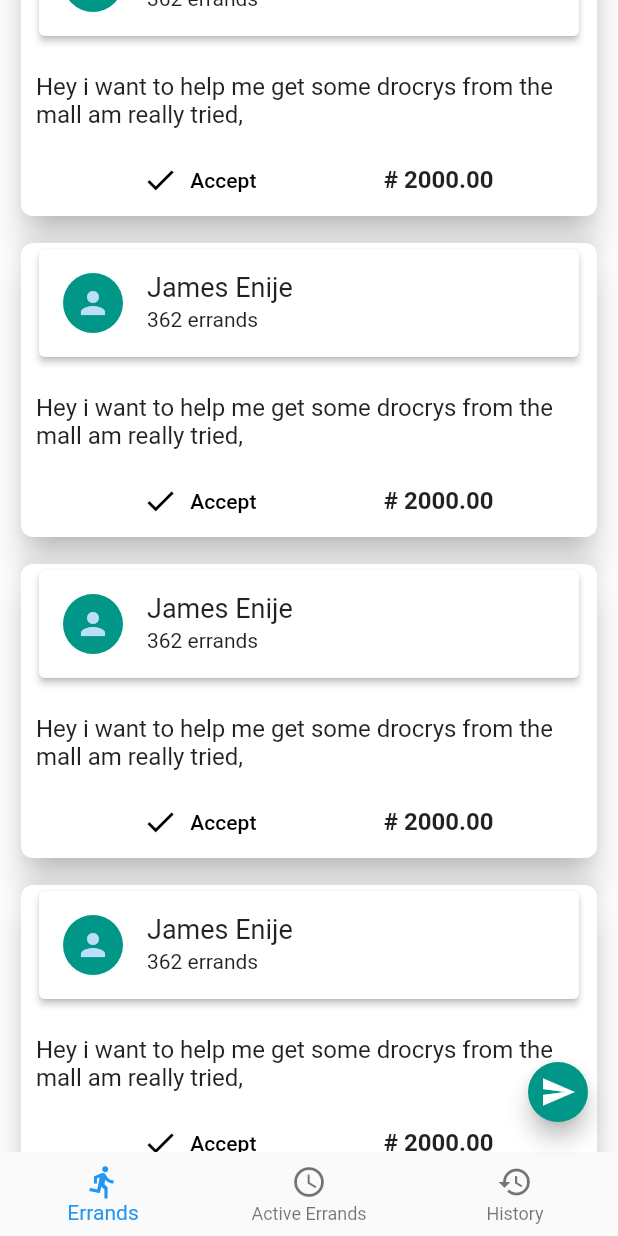
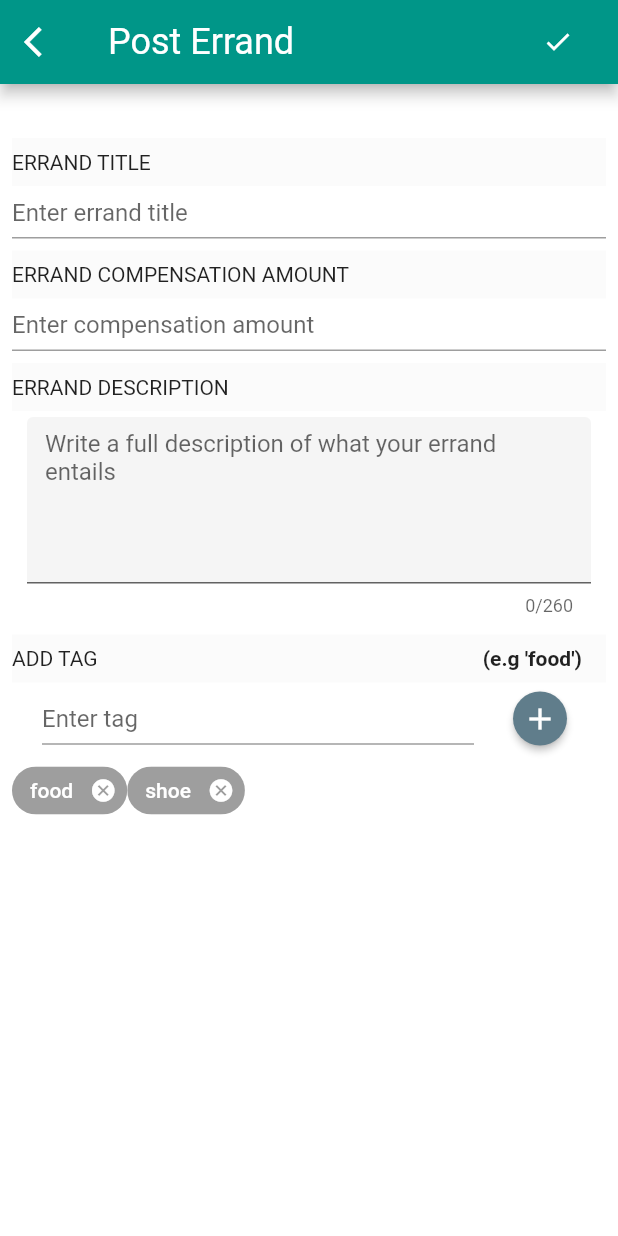
Before and after one commit to Ikxyz/FabErrands, a Flutter app: the HomeRoute screen opened directly, scrolled down 576 dp, after a tap on the "send" icon, on a phone screen of 412 x 824 dp. Run offline on Flutter 3.47's test engine with Material 2 defaults, Android fonts, the phone set to English and light mode, and no system bars; our stand-ins replace bloc, cached_network_image, cloud_firestore, firebase_auth, firebase_storage, flutter_bloc and 2 more; accounts and stored records are empty; Roboto replaces fonts that are missing (QuickSand, QuicksSand); statements that could not run were skipped.

Commit message:
feature<update>:(front-end/dependencie) -> update flutter-bloc dependencie and update post errand UI

```diff
--- a/lib/app.dart
+++ b/lib/app.dart
@@ -31,11 +31,9 @@ class FadErrand extends StatelessWidget {
               return SlideLeftRoute(builder: (context) {
                 return Offstage();
               });
-            } else if (settings.name.startsWith('startup')) {
-              final param = int.parse(settings.name.split("/")[1]);
-
-              return FadeInRoute(builder: (context) {
-                return Offstage();
+            } else if (settings.name.startsWith('/post/errand')) {
+              return SlideLeftRoute(builder: (context) {
+                return PostErrandComponent();
               });
             } else if (settings.name == '/addStartup') {
               return FadeInRoute(builder: (context) {
--- a/lib/classes/auth.dart
+++ b/lib/classes/auth.dart
@@ -113,6 +113,7 @@ class Auth {
       Map<String, dynamic> extract =
           Map<String, dynamic>.from(jsonDecode(res.body));
       print('Decode msg: $extract');
+
       assert(extract['success']);
 
       _user = await _auth.signInWithEmailAndPassword(
--- a/lib/classes/errand_class.dart
+++ b/lib/classes/errand_class.dart
@@ -3,14 +3,12 @@ import 'package:fab_errands/import.dart';
 class ErrandClass {
   String title, errandLocation, errandDesc;
   UsersProfileClass owner, runner;
-  dynamic image,
-      amount,
-      tag,
+  dynamic amount,
       postTimeStamp,
       acceptTimeStamp,
       terminateTimeStamp,
       completeTimeStamp;
-
+  List<String> tag, image = [];
   ErrandClass(
       {this.title,
       this.errandLocation,
--- a/lib/classes/user_contact_class.dart
+++ b/lib/classes/user_contact_class.dart
@@ -4,4 +4,8 @@ class UsersContacts {
   String uid;
   String time;
   UsersContacts({@required uid, @required time});
+
+  factory UsersContacts.fromJson(Map map) {
+    return UsersContacts(time: map['time'], uid: map['uid']);
+  }
 }
--- a/lib/classes/user_profile_class.dart
+++ b/lib/classes/user_profile_class.dart
@@ -21,10 +21,11 @@ class UsersProfileClass {
   bool isAdmin, isAgent, isMember, isDev, isVerified, isOrg;
   dynamic online;
   UsersProfileClass(
-      {@required this.firstName,
-      @required this.lastName,
+      {@required this.email,
       @required this.address,
-      @required this.email,
+      this.uid,
+      this.firstName,
+      this.lastName,
       this.state,
       this.tel,
       this.retypePwd,
@@ -40,7 +41,6 @@ class UsersProfileClass {
       this.passport,
       this.identification,
       this.utilityBill,
-      this.uid,
       this.time,
       this.rating,
       this.online,
--- a/lib/components/tmp_active_errand_feed.dart
+++ b/lib/components/tmp_active_errand_feed.dart
@@ -77,7 +77,7 @@ class TmpActiveErrandFeedComponent extends StatelessWidget {
                     label: Text('Complete Errand'),
                   ),
                   FlatButton.icon(
-                    icon: Icon(Icons.check),
+                    icon: Icon(Icons.clear),
                     textColor: Colors.red,
                     onPressed: () {},
                     label: Text('Terminate Errand'),
--- a/lib/components/tmp_errand_feed.dart
+++ b/lib/components/tmp_errand_feed.dart
@@ -62,9 +62,9 @@ class TemErrandFeedComponent extends StatelessWidget {
               margin: EdgeInsets.only(top: 10),
               padding: EdgeInsets.all(10.0),
               child: Text(
-                'Hey i '
-                'want to help me get some drocrys from the mall am really '
-                'tried, ',
+                '''Hey i
+                want to help me get some shopping from the mall am really
+                tried, ''',
                 style: Theme.of(context).textTheme.subhead,
               ),
             ),
--- a/lib/import.dart
+++ b/lib/import.dart
@@ -20,6 +20,8 @@ export 'trigger/event.dart';
 export 'routes/home.dart';
 export 'classes/start_up.dart';
 export 'models/app.dart';
+export 'classes/errand_class.dart';
+export 'routes/post_errand.dart';
 
 ///local components
 
--- a/lib/models/app.dart
+++ b/lib/models/app.dart
@@ -99,3 +99,19 @@ class $AppNavigationState extends Bloc<event$.navigationBarEvent, int> {
     print('I have done my job $_currentState');
   }
 }
+
+class $AppPostErrandTag extends Bloc<Map<String, dynamic>, List<String>> {
+  @override
+  List<String> get initialState => ['food', 'shoe'];
+
+  @override
+  Stream<List<String>> mapEventToState(data) async* {
+    if (data['type'] == 'add') {
+      currentState.add(data['data']);
+    } else if (data['type'] == 'remove') {
+      currentState.remove(data['data']);
+    }
+    yield currentState;
+    print('Tag updaetd $currentState');
+  }
+}
--- a/lib/routes/home.dart
+++ b/lib/routes/home.dart
@@ -73,7 +73,9 @@ class _HomeRouteState extends State<HomeRoute> {
   int _currentPageIndex = 0;
 
   get _floatingActionButton => FloatingActionButton(
-      onPressed: () {},
+      onPressed: () {
+        Navigator.of(context).pushNamed('/post/errand');
+      },
       mini: true,
       backgroundColor: Theme.of(context).indicatorColor,
       child: Icon(
--- /dev/null
+++ b/lib/routes/post_errand.dart
@@ -0,0 +1,332 @@
+import 'dart:io';
+import 'dart:math' as math;
+import 'package:path/path.dart' as $path;
+import 'package:flutter/cupertino.dart';
+import 'package:fab_errands/import.dart';
+import 'package:http/http.dart' as http;
+
+final _db = Firestore.instance;
+
+class PostErrandComponent extends StatefulWidget {
+  @override
+  _PostErrandComponentState createState() => _PostErrandComponentState();
+}
+
+class _PostErrandComponentState extends State<PostErrandComponent> {
+  var _isWorking = false;
+  ErrandClass _errandClass = new ErrandClass();
+  TextEditingController _errandTagInputController = TextEditingController();
+  GlobalKey<FormState> _errandTagFromKey = GlobalKey<FormState>();
+  GlobalKey<FormState> _errandFormKey = GlobalKey<FormState>();
+  $AppPostErrandTag _$appPostErrandTag = $AppPostErrandTag();
+
+  _PostErrandComponentState() {
+    initializeErrandClass();
+  }
+  @override
+  void initState() {
+    _fecthUser();
+    super.initState();
+  }
+
+  @override
+  Widget build(BuildContext context) {
+    return Scaffold(
+      appBar: AppBar(
+        title: Text(
+          'Post Errand',
+          style: Theme.of(context)
+              .textTheme
+              .headline
+              .copyWith(color: Colors.white),
+        ),
+        leading: IconButton(
+          icon: Icon(
+            Icons.arrow_back_ios,
+            color: Colors.white,
+          ),
+          onPressed: () {
+            Navigator.pop(context);
+          },
+        ),
+        actions: <Widget>[
+          Padding(
+            padding: const EdgeInsets.only(right: 10),
+            child: Visibility(
+              visible: _isWorking,
+              child: Center(
+                  child: SizedBox(
+                height: 20,
+                width: 20,
+                child: CircularProgressIndicator(
+                  valueColor: AlwaysStoppedAnimation(Colors.white),
+                  strokeWidth: 2,
+                ),
+              )),
+              replacement: CupertinoButton(
+                child: Icon(
+                  Icons.check,
+                  color: Colors.white,
+                ),
+                onPressed: _postErrand,
+              ),
+            ),
+          ),
+        ],
+      ),
+      body: SingleChildScrollView(
+        child: Form(
+          child: Padding(
+            padding: const EdgeInsets.all(8.0),
+            child: Column(
+              children: <Widget>[
+                SizedBox(height: 20.0),
+                Tooltip(
+                  message: 'Title of the Errand',
+                  child: textInputHeader(
+                    title: 'Errand Title',
+                    trailing: '',
+                  ),
+                ),
+                _errandTitleTextInput(),
+                Tooltip(
+                  message:
+                      'How much compensation you\'re offering for completing this errand',
+                  child: textInputHeader(
+                    title: 'Errand Compensation Amount',
+                    trailing: '',
+                  ),
+                ),
+                _errandAmountTextInput(),
+                // TextHeader(
+                //   title: 'StartUp Category',
+                //   trailing: '',
+                // ),
+                // buildSelectCategory(),
+                Tooltip(
+                  message:
+                      'Detailed description of the what the errand entails',
+                  child: textInputHeader(
+                    title: 'Errand Description',
+                    trailing: '',
+                  ),
+                ),
+                _errandDescTextInput(),
+
+                textInputHeader(
+                  title: 'Add Tag',
+                  trailing: "(e.g 'food')",
+                ),
+                Form(
+                  key: _errandTagFromKey,
+                  child: Row(
+                    children: <Widget>[
+                      SizedBox(
+                        width: 20,
+                      ),
+                      Expanded(
+                        child: _errandTagTextInput(),
+                      ),
+                      RaisedButton(
+                        onPressed: _addErrandTag,
+                        child: Icon(
+                          Icons.add,
+                          color: Colors.white,
+                        ),
+                        shape: CircleBorder(),
+                        color: Colors.blueGrey,
+                      )
+                    ],
+                  ),
+                ),
+                new Container(
+                  height: 40.0,
+                  width: getWidth(context),
+                  child: Wrap(
+                    children: <Widget>[
+                      Container(
+                        height: 80,
+                        child: BlocBuilder(
+                          bloc: $AppPostErrandTag(),
+                          builder: (BuildContext context, List<String> data) {
+                            return Wrap(
+                              children: data.map((e) {
+                                return Chip(
+                                  label: Text(e.toString()),
+                                  deleteIconColor: Colors.white,
+                                  labelStyle: TextStyle(color: Colors.white),
+                                  backgroundColor: Colors.grey,
+                                  onDeleted: () {
+                                    _errandClass.tag.remove(e);
+                                  },
+                                );
+                              }).toList(),
+                            );
+                          },
+                        ),
+                      ),
+                    ],
+                  ),
+                ),
+                Container(
+                  height: 50.0,
+                  child: Row(
+                    children: <Widget>[
+                      SizedBox(width: 5.0),
+                    ],
+                  ),
+                ),
+              ],
+            ),
+          ),
+        ),
+      ),
+    );
+  }
+
+//#region Method Section
+
+  void initializeErrandClass() async {
+    _errandClass = new ErrandClass(
+        runner: null,
+        owner: null,
+        image: [],
+        amount: null,
+        errandLocation: null,
+        errandDesc: null,
+        title: null,
+        postTimeStamp: null,
+        tag: []);
+    await _fecthUser();
+  }
+
+  void _postErrand() async {
+    var _state = _errandFormKey.currentState;
+    if (_state.validate() == false) return;
+
+    _state.save();
+
+    print('Errnad Tag: ${_errandClass.toString()}');
+    return;
+  }
+
+  void _fecthUser() async {
+    final _user = userAuth;
+    if (_user == null) return;
+    UsersProfileClass _userInfo = (() async {
+      final e = await db.collection('user').document(_user.uid).get();
+      return UsersProfileClass.fromJson(Map<String, dynamic>.from(e.data));
+    }) as UsersProfileClass;
+
+    _errandClass.owner = UsersProfileClass(
+      email: _user.email,
+      uid: _user.uid,
+      address: _userInfo.address,
+    );
+  }
+
+  void _addErrandTag() {
+    var _state = _errandTagFromKey.currentState;
+    if (_state.validate() == false) return;
+
+    _state.save();
+    return;
+  }
+
+  void onDeleteErrandTag(e) {
+    _$appPostErrandTag.mapEventToState({'type': 'remove', 'data': e});
+  }
+
+  void _addImage() async {
+    File file = await getImage(camera: false);
+
+//    setState(() {
+//      _errandClass.image.add({'file': file, 'path': file.path});
+//      print(_errandClass.image);
+//    });
+  }
+
+  void _progress(bool e) {
+    setState(() {
+      _isWorking = e;
+    });
+  }
+
+  Future<String> _uploadStartupImage(Map<String, dynamic> e) async {
+    final url = await uploadFile(e['file'], $path.basename(e['file'].path));
+    return url;
+  }
+
+//endregion
+
+//#region Widget Section
+  Widget _errandDescTextInput() {
+    return Padding(
+      padding: const EdgeInsets.symmetric(horizontal: 10.0, vertical: 4.0),
+      child: TextFormField(
+        textInputAction: TextInputAction.next,
+        keyboardType: TextInputType.text,
+        textCapitalization: TextCapitalization.sentences,
+        maxLength: 260,
+        maxLines: 5,
+        onSaved: (val) {
+          _errandClass.errandDesc = val;
+        },
+        autocorrect: true,
+        decoration: const InputDecoration(
+          filled: true,
+          isDense: true,
+          hintText: "Write a full description of what your errand entails",
+        ),
+      ),
+    );
+  }
+
+  Widget _errandTitleTextInput() => TextFormField(
+        textInputAction: TextInputAction.next,
+        keyboardType: TextInputType.text,
+        onSaved: (val) {
+          _errandClass.title = val;
+        },
+        textCapitalization: TextCapitalization.sentences,
+        decoration: const InputDecoration(
+          isDense: true,
+          hintText: "Enter errand title",
+        ),
+        validator: isNotNull,
+      );
+
+  Widget _errandAmountTextInput() => TextFormField(
+        textInputAction: TextInputAction.next,
+        keyboardType: TextInputType.number,
+        onSaved: (val) {
+          _errandClass.amount = val;
+        },
+        textCapitalization: TextCapitalization.words,
+        decoration: const InputDecoration(
+          isDense: true,
+          hintText: "Enter compensation amount",
+        ),
+        validator: isNumber,
+      );
+
+  Widget _errandTagTextInput() => TextFormField(
+        textInputAction: TextInputAction.next,
+        controller: _errandTagInputController,
+        keyboardType: TextInputType.text,
+        onSaved: (val) {
+          val = val.trim().toLowerCase();
+          // if (_errandClass.tag.contains(val)) return;
+          _$appPostErrandTag.mapEventToState({'type': 'add', 'data': val});
+          print('done mine');
+        },
+        textCapitalization: TextCapitalization.none,
+        decoration: const InputDecoration(
+          isDense: true,
+          hintText: "Enter tag",
+        ),
+        validator: isNotNull,
+      );
+
+//endregion  Widget Section
+}
--- a/lib/styles/styles.dart
+++ b/lib/styles/styles.dart
@@ -8,56 +8,30 @@ get loginFormTextStyle => TextStyle(
       fontSize: 20,
     );
 
-DecorationImage loginBackgroundImage = new DecorationImage(
-  image: new ExactAssetImage('assets/login.jpg'),
-  fit: BoxFit.cover,
-);
-
-DecorationImage tick = new DecorationImage(
-  image: new ExactAssetImage('assets/tick.png'),
-  fit: BoxFit.cover,
-);
-
-DecorationImage backgroundImage = new DecorationImage(
-  image: new ExactAssetImage('assets/home.jpeg'),
-  fit: BoxFit.cover,
-);
-
-DecorationImage profileImage = new DecorationImage(
-  image: new ExactAssetImage('assets/avatars/default-avatar.jpg'),
-  fit: BoxFit.cover,
-);
-
-DecorationImage timelineImage = new DecorationImage(
-  image: new ExactAssetImage('assets/timeline.jpg'),
-  fit: BoxFit.cover,
-);
-DecorationImage avatar1 = new DecorationImage(
-  image: new ExactAssetImage('assets/avatars/avatar-1.jpg'),
-  fit: BoxFit.cover,
-);
-DecorationImage avatar2 = new DecorationImage(
-  image: new ExactAssetImage('assets/avatars/avatar-2.jpg'),
-  fit: BoxFit.cover,
-);
-DecorationImage avatar3 = new DecorationImage(
-  image: new ExactAssetImage('assets/avatars/avatar-3.jpg'),
-  fit: BoxFit.cover,
-);
-DecorationImage avatar4 = new DecorationImage(
-  image: new ExactAssetImage('assets/avatars/avatar-4.jpg'),
-  fit: BoxFit.cover,
-);
-DecorationImage avatar5 = new DecorationImage(
-  image: new ExactAssetImage('assets/avatars/avatar-5.jpg'),
-  fit: BoxFit.cover,
-);
-DecorationImage avatar6 = new DecorationImage(
-  image: new ExactAssetImage('assets/avatars/avatar-6.jpg'),
-  fit: BoxFit.cover,
-);
-
-// DecorationImage profileImage = new DecorationImage(
-//   image: new ExactAssetImage('assets/avatars/avatar-7.gif'),
-//   fit: BoxFit.cover,
-// );
+Widget textInputHeader({@required String title, trailing: ''}) => Container(
+      color: Colors.grey[100].withOpacity(.4),
+      margin: const EdgeInsets.only(top: 8.0),
+      padding: const EdgeInsets.only(
+        top: 8.0,
+        bottom: 8.0,
+        left: 0.0,
+        right: 16.0,
+      ),
+      alignment: AlignmentDirectional.centerStart,
+      child: Row(
+        mainAxisAlignment: MainAxisAlignment.spaceBetween,
+        children: <Widget>[
+          Text(
+            title.toUpperCase(),
+            style: TextStyle(fontFamily: 'QuickSand'),
+          ),
+          Text(
+            trailing,
+            style: TextStyle(
+              fontFamily: 'QuickSand',
+              fontWeight: FontWeight.bold,
+            ),
+          ),
+        ],
+      ),
+    );
--- a/lib/trigger/event.dart
+++ b/lib/trigger/event.dart
@@ -2,3 +2,4 @@ enum isAutheticated { listen, userData, signOut }
 enum startUp { list, add, edit }
 enum window { update, add, get }
 enum navigationBarEvent { set, get }
+enum postTag { add, remove }
--- a/pubspec.yaml
+++ b/pubspec.yaml
@@ -29,7 +29,7 @@ dependencies:
   rxdart: ^0.21.0
   http: ^0.12.0+2
   bloc: ^0.12.0
-  flutter_bloc: ^0.11.1
+  flutter_bloc: ^0.12.0
   crypto: ^2.0.6
   path_provider: ^0.5.0+1
   image_picker: ^0.5.3+1
```
Also changed, not shown: lib/classes/classes.dart (+16 -7 lines), pubspec.lock.
